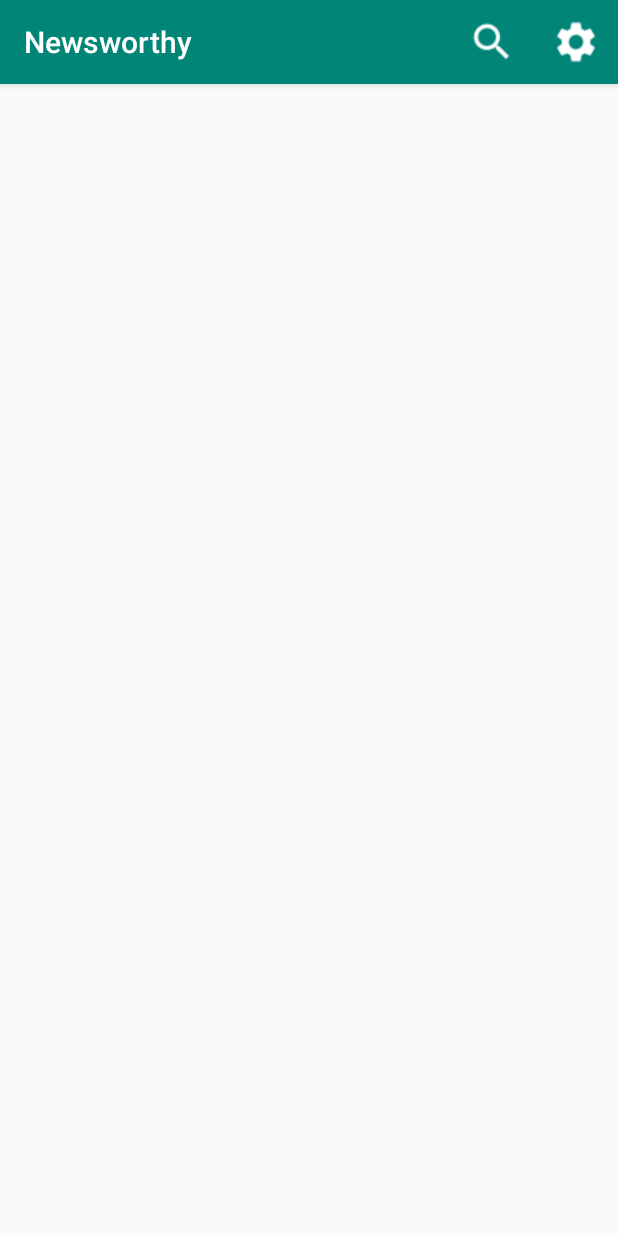
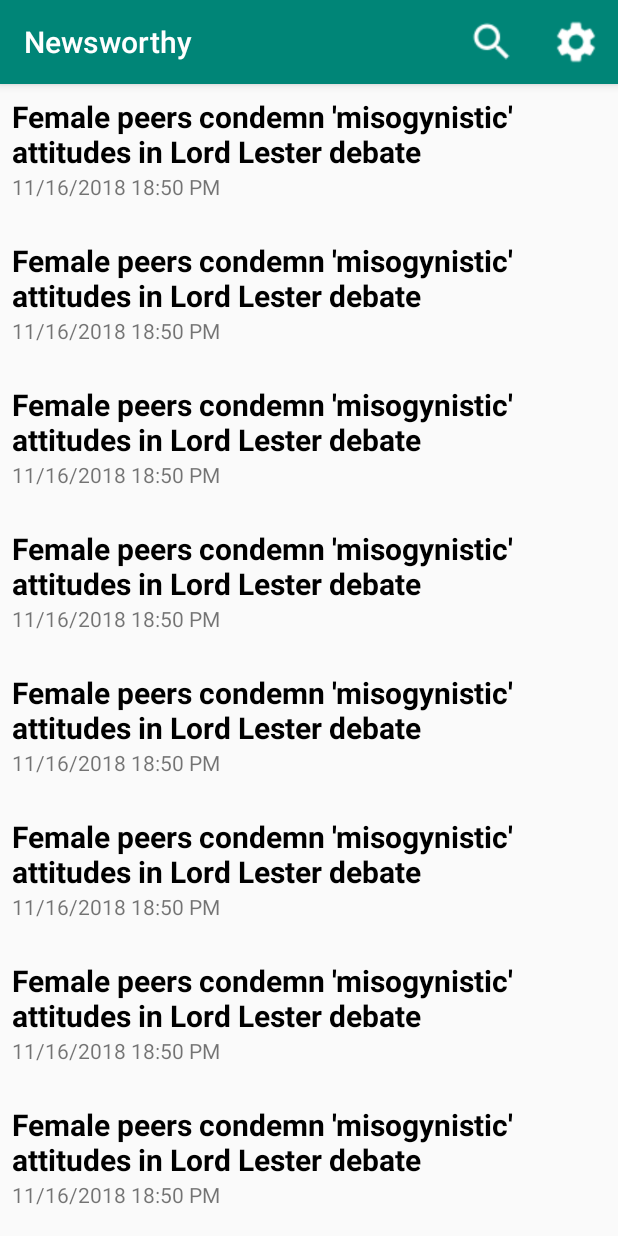
Before and after one commit to bqfix/Newsworthy, an Android app: the screen it shows after launch (MainActivity), on a phone screen of 412 x 824 dp. Run offline under Robolectric (Android 15) with nearby library versions, the phone set to English and light mode, and no system bars.

Commit message:
Setup RecyclerView
Got all that logic'd out.

```diff
--- a/app/src/main/java/com/example/android/newsworthy/MainActivity.java
+++ b/app/src/main/java/com/example/android/newsworthy/MainActivity.java
@@ -2,8 +2,10 @@
 
 import android.content.Context;
 import android.content.Intent;
+import android.net.Uri;
 import android.support.v7.app.AppCompatActivity;
 import android.os.Bundle;
+import android.support.v7.widget.LinearLayoutManager;
 import android.support.v7.widget.RecyclerView;
 import android.view.Menu;
 import android.view.MenuInflater;
@@ -17,7 +19,9 @@
 import android.widget.TextView;
 import android.widget.Toast;
 
-public class MainActivity extends AppCompatActivity {
+import java.util.ArrayList;
+
+public class MainActivity extends AppCompatActivity implements NewsStoriesAdapter.NewsStoriesClickHandler {
 
     //Temporary toast for testing clicks
     Toast mTestToast = null;
@@ -29,6 +33,9 @@
     RecyclerView mResultsRecycler;
     ProgressBar mProgressIndicator;
     TextView mErrorText;
+    NewsStoriesAdapter mNewsStoriesAdapter;
+
+    ArrayList<NewsStory> mTestArray;
 
 
     @Override
@@ -43,6 +50,36 @@
         mResultsRecycler = (RecyclerView) findViewById(R.id.results_recycler_view);
         mProgressIndicator = (ProgressBar) findViewById(R.id.progress_indicator);
         mErrorText = (TextView) findViewById(R.id.error_text);
+
+
+        mTestArray = new ArrayList<>();
+        mTestArray.add(new NewsStory("Female peers condemn 'misogynistic' attitudes in Lord Lester debate", "2018-11-16T18:50:43Z", "https://www.theguardian.com/politics/2018/nov/16/female-peers-condemn-misogynistic-attitudes-in-lord-lester-debate"));
+        mTestArray.add(new NewsStory("Female peers condemn 'misogynistic' attitudes in Lord Lester debate", "2018-11-16T18:50:43Z", "https://www.theguardian.com/politics/2018/nov/16/female-peers-condemn-misogynistic-attitudes-in-lord-lester-debate"));
+        mTestArray.add(new NewsStory("Female peers condemn 'misogynistic' attitudes in Lord Lester debate", "2018-11-16T18:50:43Z", "https://www.theguardian.com/politics/2018/nov/16/female-peers-condemn-misogynistic-attitudes-in-lord-lester-debate"));
+        mTestArray.add(new NewsStory("Female peers condemn 'misogynistic' attitudes in Lord Lester debate", "2018-11-16T18:50:43Z", "https://www.theguardian.com/politics/2018/nov/16/female-peers-condemn-misogynistic-attitudes-in-lord-lester-debate"));
+        mTestArray.add(new NewsStory("Female peers condemn 'misogynistic' attitudes in Lord Lester debate", "2018-11-16T18:50:43Z", "https://www.theguardian.com/politics/2018/nov/16/female-peers-condemn-misogynistic-attitudes-in-lord-lester-debate"));
+        mTestArray.add(new NewsStory("Female peers condemn 'misogynistic' attitudes in Lord Lester debate", "2018-11-16T18:50:43Z", "https://www.theguardian.com/politics/2018/nov/16/female-peers-condemn-misogynistic-attitudes-in-lord-lester-debate"));
+        mTestArray.add(new NewsStory("Female peers condemn 'misogynistic' attitudes in Lord Lester debate", "2018-11-16T18:50:43Z", "https://www.theguardian.com/politics/2018/nov/16/female-peers-condemn-misogynistic-attitudes-in-lord-lester-debate"));
+        mTestArray.add(new NewsStory("Female peers condemn 'misogynistic' attitudes in Lord Lester debate", "2018-11-16T18:50:43Z", "https://www.theguardian.com/politics/2018/nov/16/female-peers-condemn-misogynistic-attitudes-in-lord-lester-debate"));
+        mTestArray.add(new NewsStory("Female peers condemn 'misogynistic' attitudes in Lord Lester debate", "2018-11-16T18:50:43Z", "https://www.theguardian.com/politics/2018/nov/16/female-peers-condemn-misogynistic-attitudes-in-lord-lester-debate"));
+        mTestArray.add(new NewsStory("Female peers condemn 'misogynistic' attitudes in Lord Lester debate", "2018-11-16T18:50:43Z", "https://www.theguardian.com/politics/2018/nov/16/female-peers-condemn-misogynistic-attitudes-in-lord-lester-debate"));
+        mTestArray.add(new NewsStory("Female peers condemn 'misogynistic' attitudes in Lord Lester debate", "2018-11-16T18:50:43Z", "https://www.theguardian.com/politics/2018/nov/16/female-peers-condemn-misogynistic-attitudes-in-lord-lester-debate"));
+        mTestArray.add(new NewsStory("Female peers condemn 'misogynistic' attitudes in Lord Lester debate", "2018-11-16T18:50:43Z", "https://www.theguardian.com/politics/2018/nov/16/female-peers-condemn-misogynistic-attitudes-in-lord-lester-debate"));
+        mTestArray.add(new NewsStory("Female peers condemn 'misogynistic' attitudes in Lord Lester debate", "2018-11-16T18:50:43Z", "https://www.theguardian.com/politics/2018/nov/16/female-peers-condemn-misogynistic-attitudes-in-lord-lester-debate"));
+        mTestArray.add(new NewsStory("Female peers condemn 'misogynistic' attitudes in Lord Lester debate", "2018-11-16T18:50:43Z", "https://www.theguardian.com/politics/2018/nov/16/female-peers-condemn-misogynistic-attitudes-in-lord-lester-debate"));
+        mTestArray.add(new NewsStory("Female peers condemn 'misogynistic' attitudes in Lord Lester debate", "2018-11-16T18:50:43Z", "https://www.theguardian.com/politics/2018/nov/16/female-peers-condemn-misogynistic-attitudes-in-lord-lester-debate"));
+        mTestArray.add(new NewsStory("Female peers condemn 'misogynistic' attitudes in Lord Lester debate", "2018-11-16T18:50:43Z", "https://www.theguardian.com/politics/2018/nov/16/female-peers-condemn-misogynistic-attitudes-in-lord-lester-debate"));
+        mTestArray.add(new NewsStory("Female peers condemn 'misogynistic' attitudes in Lord Lester debate", "2018-11-16T18:50:43Z", "https://www.theguardian.com/politics/2018/nov/16/female-peers-condemn-misogynistic-attitudes-in-lord-lester-debate"));
+
+        //Logic to Setup RecyclerView
+        LinearLayoutManager layoutManager = new LinearLayoutManager(this, LinearLayoutManager.VERTICAL, false);
+        mResultsRecycler.setLayoutManager(layoutManager);
+
+        mNewsStoriesAdapter = new NewsStoriesAdapter(this);
+
+        mResultsRecycler.setAdapter(mNewsStoriesAdapter);
+
+        mNewsStoriesAdapter.setNewsStories(mTestArray);
 
 
     }
@@ -65,7 +102,7 @@
             case (R.id.action_search):
                 //Search EditText and button toggle
                 if (mSearchLayout.getVisibility() == View.VISIBLE) {
-                    mSearchLayout.setVisibility(View.INVISIBLE);
+                    mSearchLayout.setVisibility(View.GONE);
                     hideKeyboard();
                 } else {
                     mSearchLayout.setVisibility(View.VISIBLE);
@@ -105,9 +142,20 @@
     private void hideKeyboard() {
         View view = this.getCurrentFocus();
         if (view != null) {
-            InputMethodManager imm = (InputMethodManager)getSystemService(Context.INPUT_METHOD_SERVICE);
+            InputMethodManager imm = (InputMethodManager) getSystemService(Context.INPUT_METHOD_SERVICE);
             imm.hideSoftInputFromWindow(view.getWindowToken(), 0);
         }
 
     }
+
+    //Logic to handle clicks
+
+    @Override
+    public void onItemClick(NewsStory newsStory) {
+        Uri uri = Uri.parse(newsStory.getUrlString());
+        Intent uriIntent = new Intent(Intent.ACTION_VIEW,uri);
+        if (uriIntent.resolveActivity(getPackageManager()) != null) {
+            startActivity(uriIntent);
+        }
+    }
 }
--- a/app/src/main/java/com/example/android/newsworthy/NewsStoriesAdapter.java
+++ b/app/src/main/java/com/example/android/newsworthy/NewsStoriesAdapter.java
@@ -55,7 +55,8 @@
         LayoutInflater inflater = LayoutInflater.from(context);
 
         View view = inflater.inflate(layoutIdForListItem, viewGroup, false);
-        return null;
+
+        return new NewsStoriesAdapterViewHolder(view);
     }
 
     @Override
--- a/app/src/main/res/layout/activity_main.xml
+++ b/app/src/main/res/layout/activity_main.xml
@@ -11,7 +11,7 @@
         android:id="@+id/search_layout"
         android:layout_width="match_parent"
         android:layout_height="wrap_content"
-        android:visibility="invisible">
+        android:visibility="gone">
 
         <EditText
             android:id="@+id/search_edit_text"
```
